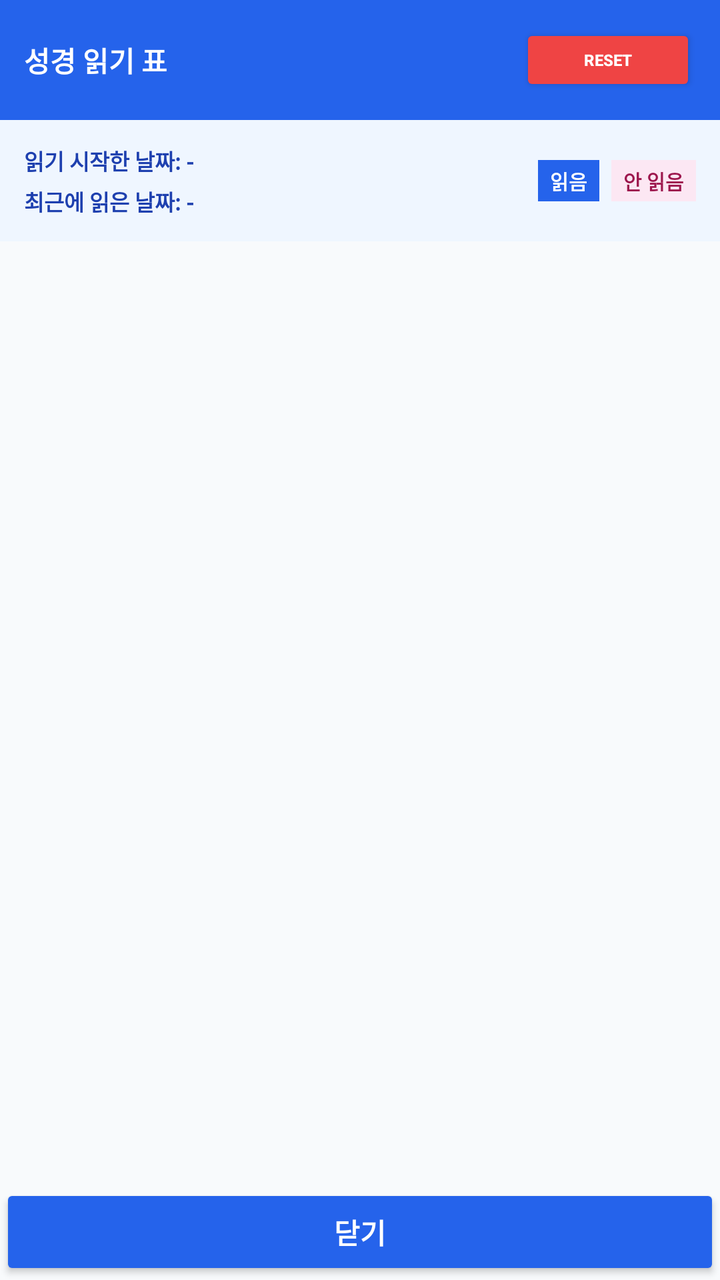
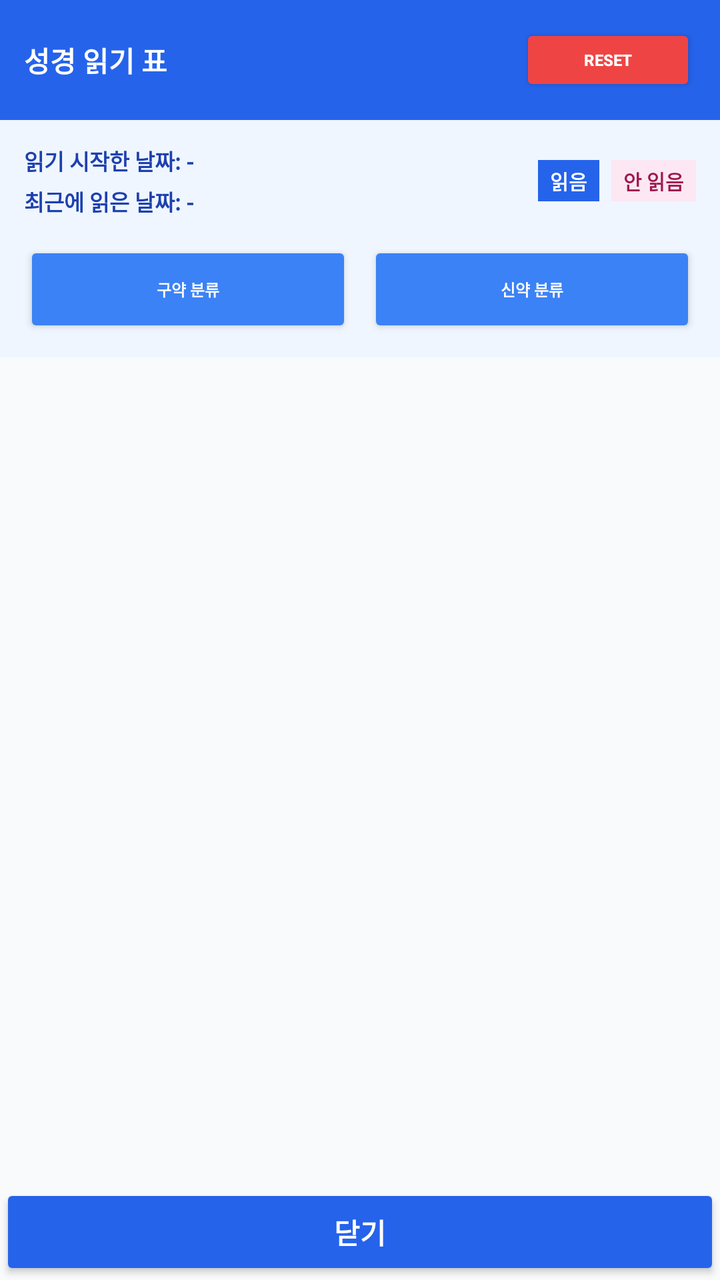

Compare the two renders of this Android layout. The source of the first and the diff that turns it into the second are given below.
<!-- AndroidManifest.xml: application theme android:Theme.Material.Light.NoActionBar -->
<!-- res/layout/dialog_reading_tracker.xml -->
<?xml version="1.0" encoding="utf-8"?>
<LinearLayout xmlns:android="http://schemas.android.com/apk/res/android"
    android:layout_width="match_parent"
    android:layout_height="match_parent"
    android:background="#F8FAFC"
    android:orientation="vertical">

    
    <LinearLayout
        android:layout_width="match_parent"
        android:layout_height="wrap_content"
        android:background="#2563EB"
        android:gravity="center_vertical"
        android:orientation="horizontal"
        android:padding="12dp">

        <TextView
            android:layout_width="0dp"
            android:layout_height="wrap_content"
            android:layout_weight="1"
            android:text="성경 읽기 표"
            android:textColor="#FFFFFF"
            android:textSize="14sp"
            android:textStyle="bold" />

        <Button
            android:id="@+id/trackerResetButton"
            android:layout_width="wrap_content"
            android:layout_height="36dp"
            android:backgroundTint="#EF4444"
            android:paddingHorizontal="12dp"
            android:text="Reset"
            android:textColor="#FFFFFF"
            android:textSize="8sp"
            android:textStyle="bold" />
    </LinearLayout>

    
    <LinearLayout
        android:layout_width="match_parent"
        android:layout_height="wrap_content"
        android:background="#EFF6FF"
        android:orientation="horizontal"
        android:gravity="center_vertical"
        android:padding="12dp">

        
        <LinearLayout
            android:layout_width="0dp"
            android:layout_height="wrap_content"
            android:layout_weight="1"
            android:orientation="vertical">

            <TextView
                android:id="@+id/trackerStartDateTextView"
                android:layout_width="wrap_content"
                android:layout_height="wrap_content"
                android:text="읽기 시작한 날짜: -"
                android:textColor="#1E40AF"
                android:textSize="11sp"
                android:textStyle="bold" />

            <TextView
                android:id="@+id/trackerLastDateTextView"
                android:layout_width="wrap_content"
                android:layout_height="wrap_content"
                android:layout_marginTop="4dp"
                android:text="최근에 읽은 날짜: -"
                android:textColor="#1E40AF"
                android:textSize="11sp"
                android:textStyle="bold" />
        </LinearLayout>

        
        <LinearLayout
            android:layout_width="wrap_content"
            android:layout_height="wrap_content"
            android:orientation="horizontal"
            android:gravity="center_vertical">

            <TextView
                android:layout_width="wrap_content"
                android:layout_height="wrap_content"
                android:background="#2563EB"
                android:text="읽음"
                android:textColor="#FFFFFF"
                android:textSize="10sp"
                android:textStyle="bold"
                android:paddingHorizontal="6dp"
                android:paddingVertical="3dp"
                android:layout_marginEnd="6dp" />

            <TextView
                android:layout_width="wrap_content"
                android:layout_height="wrap_content"
                android:background="#FCE7F3"
                android:text="안 읽음"
                android:textColor="#9D174D"
                android:textSize="10sp"
                android:textStyle="bold"
                android:paddingHorizontal="6dp"
                android:paddingVertical="3dp" />
        </LinearLayout>
    </LinearLayout>

    
    <ScrollView
        android:layout_width="match_parent"
        android:layout_height="0dp"
        android:layout_weight="1"
        android:padding="8dp">

        <LinearLayout
            android:id="@+id/trackerContainerLayout"
            android:layout_width="match_parent"
            android:layout_height="wrap_content"
            android:orientation="vertical" />
    </ScrollView>

    
    <Button
        android:id="@+id/trackerCloseButton"
        android:layout_width="match_parent"
        android:layout_height="48dp"
        android:backgroundTint="#2563EB"
        android:text="닫기"
        android:textColor="#FFFFFF"
        android:textSize="14sp"
        android:textStyle="bold" />
</LinearLayout>
<!-- resources referenced by this layout -->
<resources>

</resources>

<!-- the commit's change to res/layout/dialog_reading_tracker.xml (unified diff, before → after) -->
@@ -104,7 +104,42 @@
     </LinearLayout>
 
     
+    <LinearLayout
+        android:layout_width="match_parent"
+        android:layout_height="wrap_content"
+        android:background="#EFF6FF"
+        android:orientation="horizontal"
+        android:paddingHorizontal="12dp"
+        android:paddingBottom="10dp">
+
+        <Button
+            android:id="@+id/otTrackerCategoryButton"
+            android:layout_width="0dp"
+            android:layout_height="wrap_content"
+            android:layout_marginEnd="4dp"
+            android:layout_weight="1"
+            android:backgroundTint="#3B82F6"
+            android:text="구약 분류"
+            android:textColor="#FFFFFF"
+            android:textSize="8sp"
+            android:textStyle="bold" />
+
+        <Button
+            android:id="@+id/ntTrackerCategoryButton"
+            android:layout_width="0dp"
+            android:layout_height="wrap_content"
+            android:layout_marginStart="4dp"
+            android:layout_weight="1"
+            android:backgroundTint="#3B82F6"
+            android:text="신약 분류"
+            android:textColor="#FFFFFF"
+            android:textSize="8sp"
+            android:textStyle="bold" />
+    </LinearLayout>
+
+    
     <ScrollView
+        android:id="@+id/trackerScrollView"
         android:layout_width="match_parent"
         android:layout_height="0dp"
         android:layout_weight="1"
